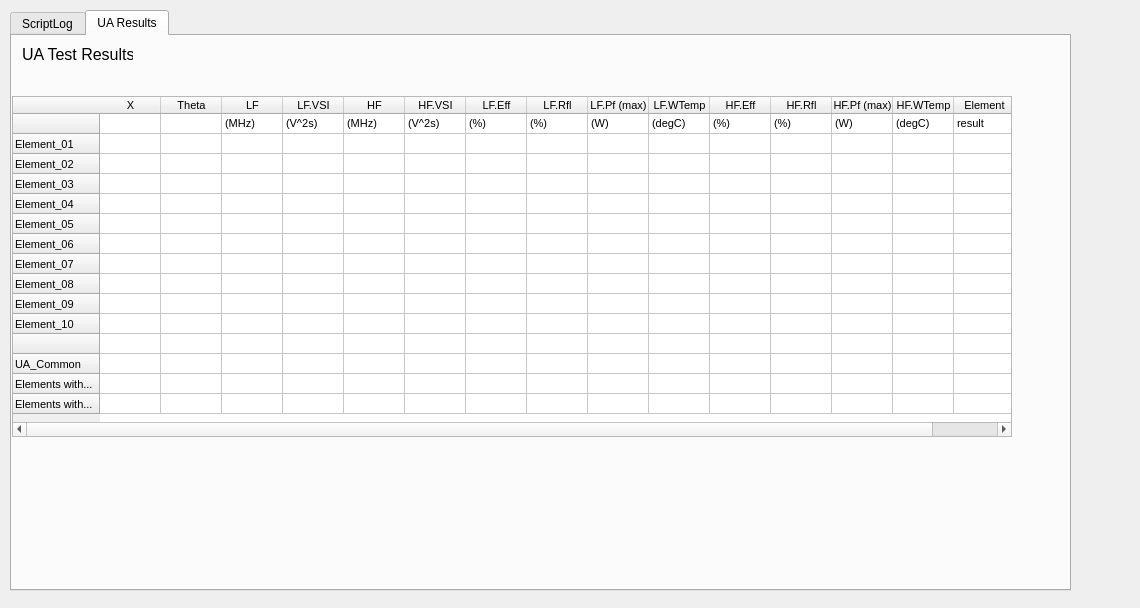
8foldrepo/RF_Balance_Profound, file Widget_Library/widget_results.ui: the form before one commit.
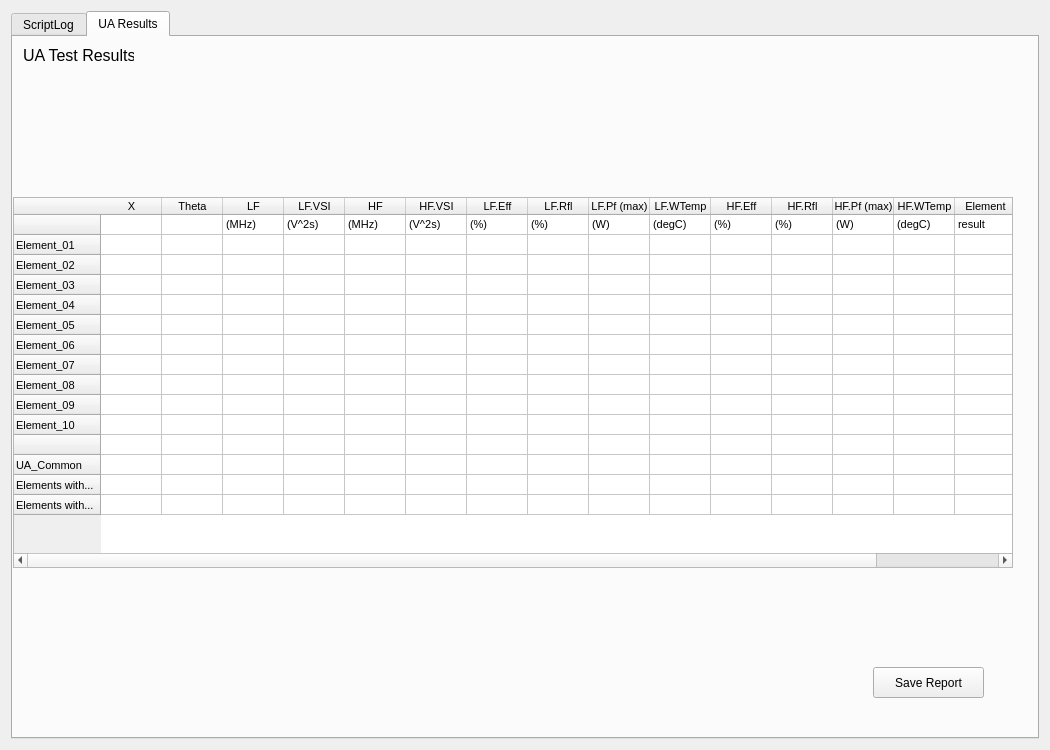
The form after the commit.

Commit message: worked on results read/populate table, need to work on writing it to file

```diff
--- a/Widget_Library/widget_results.ui
+++ b/Widget_Library/widget_results.ui
@@ -6,22 +6,28 @@
    <rect>
     <x>0</x>
     <y>0</y>
-    <width>1140</width>
-    <height>608</height>
+    <width>1050</width>
+    <height>750</height>
    </rect>
   </property>
+  <property name="minimumSize">
+   <size>
+    <width>1050</width>
+    <height>750</height>
+   </size>
+  </property>
+  <property name="maximumSize">
+   <size>
+    <width>1050</width>
+    <height>750</height>
+   </size>
+  </property>
   <property name="windowTitle">
    <string>Form</string>
   </property>
+  <layout class="QHBoxLayout" name="horizontalLayout">
+   <item>
   <widget class="QTabWidget" name="tabWidget_2">
-   <property name="geometry">
-    <rect>
-     <x>10</x>
-     <y>10</y>
-     <width>1061</width>
-     <height>581</height>
-    </rect>
-   </property>
    <property name="currentIndex">
     <number>1</number>
    </property>
@@ -66,9 +72,9 @@
      <property name="geometry">
       <rect>
        <x>0</x>
-       <y>60</y>
+         <y>160</y>
        <width>1000</width>
-       <height>341</height>
+         <height>371</height>
       </rect>
      </property>
      <property name="sizePolicy">
@@ -91,6 +97,9 @@
      <attribute name="horizontalHeaderDefaultSectionSize">
       <number>61</number>
      </attribute>
+       <attribute name="horizontalHeaderStretchLastSection">
+        <bool>true</bool>
+       </attribute>
      <attribute name="verticalHeaderCascadingSectionResizes">
       <bool>false</bool>
      </attribute>
@@ -250,6 +259,11 @@
        <string>Element</string>
       </property>
      </column>
+       <column>
+        <property name="text">
+         <string>Failure description</string>
+        </property>
+       </column>
      <item row="0" column="0">
       <property name="text">
        <string/>
@@ -352,8 +366,8 @@
     <widget class="QPushButton" name="pushButton_2">
      <property name="geometry">
       <rect>
-       <x>890</x>
-       <y>560</y>
+         <x>860</x>
+         <y>630</y>
        <width>111</width>
        <height>31</height>
       </rect>
@@ -364,6 +378,8 @@
     </widget>
    </widget>
   </widget>
+   </item>
+  </layout>
  </widget>
  <resources/>
  <connections/>
```
Left out of the diff: 2 changed lines with no effect on the pictures. Lines whose indentation alone changed are shown as unchanged. The commit also changes 2 other files.
